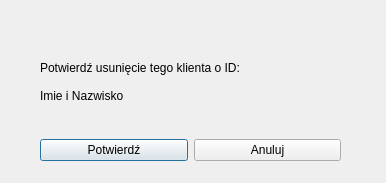
Above: removeclientelement.ui from KusiakMarcin/Biblioteka before the change. Below: the same form after it.
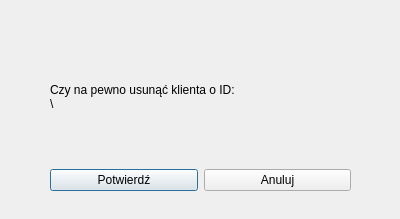
That is the form after the change.

Commit message: poprawki do funkcji usuwania klienta, dalej nie działa prawidłowo. Dzisiaj jeszcze ogarnę tak, żeby działało

What changed in the file:
```diff
--- a/removeclientelement.ui
+++ b/removeclientelement.ui
@@ -6,8 +6,8 @@
    <rect>
     <x>0</x>
     <y>0</y>
-    <width>386</width>
-    <height>183</height>
+    <width>400</width>
+    <height>219</height>
    </rect>
   </property>
   <property name="windowTitle">
@@ -16,22 +16,18 @@
   <widget class="QWidget" name="">
    <property name="geometry">
     <rect>
-     <x>40</x>
+     <x>50</x>
      <y>30</y>
      <width>301</width>
-     <height>131</height>
+     <height>161</height>
     </rect>
    </property>
    <layout class="QVBoxLayout" name="verticalLayout">
     <item>
      <widget class="QLabel" name="labelInfo">
       <property name="text">
-       <string>Potwierdź usunięcie tego klienta o ID:   
-
-Imie i Nazwisko</string>
-      </property>
-      <property name="wordWrap">
-       <bool>false</bool>
+       <string>Czy na pewno usunąć klienta o ID: 
+\</string>
       </property>
      </widget>
     </item>
```
Left out of the diff: 4 changed lines with no effect on the pictures. The commit also changes 9 other files.
